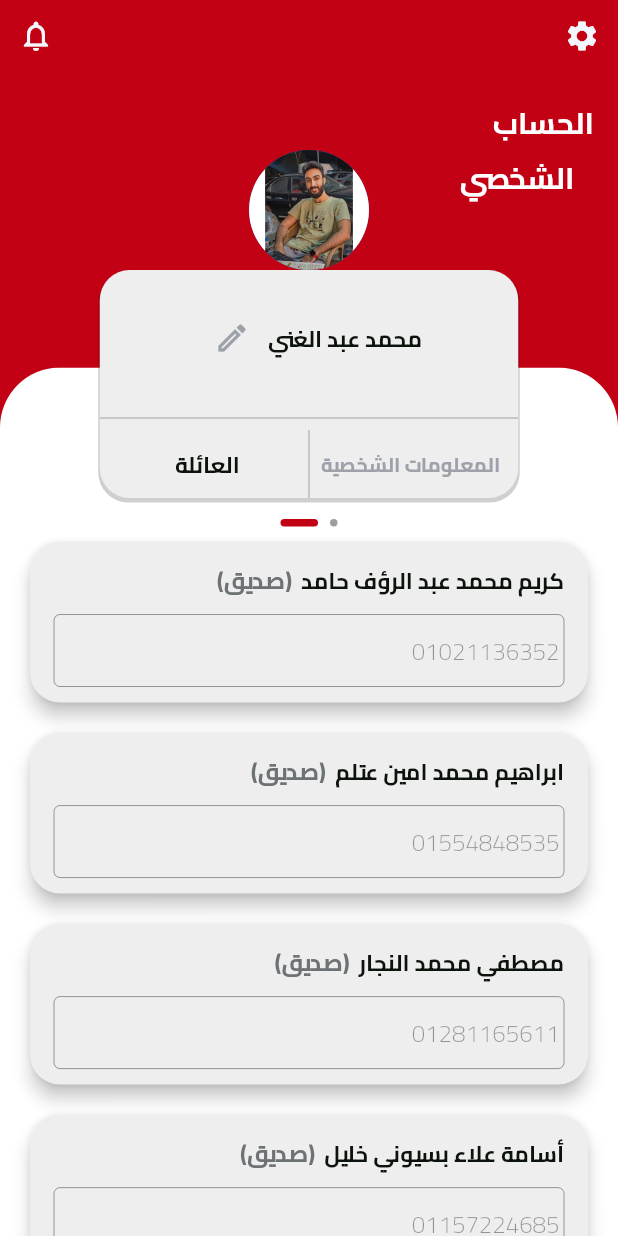
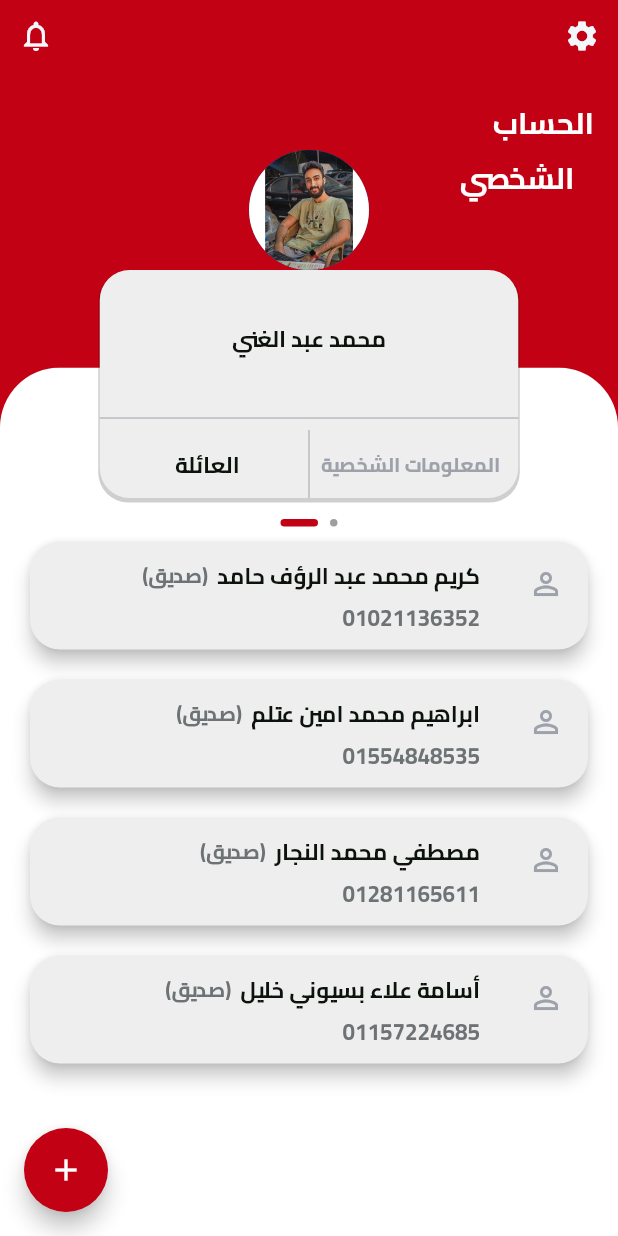
Before and after one commit to kareemhamed4/es3fny_user_app, a Flutter app: the ProfileScreen screen opened directly, swiped to page 2, on a phone screen of 412 x 824 dp. Run offline on Flutter 3.47's test engine with Material 2 defaults, Android fonts, the phone set to English and light mode, and no system bars; drawn by our look-alikes of smooth_page_indicator; our stand-ins replace dropdown_button2, fluentui_system_icons, flutter_bloc, flutter_markdown, flutter_svg, fluttertoast and 6 more; accounts and stored records are empty.

Commit message:
Profile by kareem new

```diff
--- a/lib/modules/profile/profile_screen.dart
+++ b/lib/modules/profile/profile_screen.dart
@@ -20,12 +20,12 @@ class PersonalModel {
 class FamilyModel {
   final String name;
   final String label;
-  final Widget widget;
+  final String phone;
 
   FamilyModel({
     required this.name,
     required this.label,
-    required this.widget,
+    required this.phone,
   });
 }
 
@@ -45,67 +45,27 @@ class ProfileScreen extends StatelessWidget {
     phoneController.text = "01157567842";
     emailController.text = "mohamed.abdelghany@gmail.com";
     ageController.text = "22";
-    TextEditingController familyNameController1 = TextEditingController();
-    TextEditingController familyPhoneController1 = TextEditingController();
-    TextEditingController familyNameController2 = TextEditingController();
-    TextEditingController familyPhoneController2 = TextEditingController();
-    TextEditingController familyNameController3 = TextEditingController();
-    TextEditingController familyPhoneController3 = TextEditingController();
-    TextEditingController familyNameController4 = TextEditingController();
-    TextEditingController familyPhoneController4 = TextEditingController();
-    familyNameController1.text = "كريم محمد عبد الرؤف حامد";
-    familyPhoneController1.text = "01021136352";
-    familyNameController2.text = "ابراهيم محمد امين عتلم";
-    familyPhoneController2.text = "01554848535";
-    familyNameController3.text = "مصطفي محمد النجار";
-    familyPhoneController3.text = "01281165611";
-    familyNameController4.text = "أسامة علاء بسيوني خليل";
-    familyPhoneController4.text = "01157224685";
 
     List<FamilyModel> family = [
       FamilyModel(
-        name: familyNameController1.text,
-        label: "صديق",
-        widget: TextFormField(
-          controller: familyPhoneController1,
-          decoration: InputDecoration(
-            enabled: context.read<ProfileCubit>().isEnabled,
-            contentPadding: EdgeInsets.zero,
-          ),
-        ),
+        name: "كريم محمد عبد الرؤف حامد",
+        label: "(صديق)",
+        phone: "01021136352",
       ),
       FamilyModel(
-        name: familyNameController2.text,
-        label: "صديق",
-        widget: TextFormField(
-          controller: familyPhoneController2,
-          decoration: InputDecoration(
-            enabled: context.read<ProfileCubit>().isEnabled,
-            contentPadding: EdgeInsets.zero,
-          ),
-        ),
+        name: "ابراهيم محمد امين عتلم",
+        label: "(صديق)",
+        phone: "01554848535",
       ),
       FamilyModel(
-        name: familyNameController3.text,
-        label: "صديق",
-        widget: TextFormField(
-          controller: familyPhoneController3,
-          decoration: InputDecoration(
-            enabled: context.read<ProfileCubit>().isEnabled,
-            contentPadding: EdgeInsets.zero,
-          ),
-        ),
+        name: "مصطفي محمد النجار",
+        label: "(صديق)",
+        phone: "01281165611",
       ),
       FamilyModel(
-        name: familyNameController4.text,
-        label: "صديق",
-        widget: TextFormField(
-          controller: familyPhoneController4,
-          decoration: InputDecoration(
-            enabled: context.read<ProfileCubit>().isEnabled,
-            contentPadding: EdgeInsets.zero,
-          ),
-        ),
+        name: "أسامة علاء بسيوني خليل",
+        label: "(صديق)",
+        phone: "01157224685",
       ),
     ];
     return BlocConsumer<ProfileCubit, ProfileStates>(
@@ -233,6 +193,7 @@ class ProfileScreen extends StatelessWidget {
                                             .textTheme
                                             .bodyText2,
                                       ),
+                                      if(cubit.currentPageIndex == 0)
                                         IconButton(
                                         onPressed: () {
                                           cubit.changeEditingState();
@@ -382,6 +343,9 @@ class ProfileScreen extends StatelessWidget {
                                         ),
                                       ),
                                     ),
+                                    const SizedBox(
+                                      height: 8,
+                                    ),
                                     buildPersonalInfoItem(
                                       context: context,
                                       size: size,
@@ -393,6 +357,9 @@ class ProfileScreen extends StatelessWidget {
                                           contentPadding: EdgeInsets.zero,
                                         ),
                                       ),
+                                    ),
+                                    const SizedBox(
+                                      height: 8,
                                     ),
                                     buildPersonalInfoItem(
                                       context: context,
@@ -406,6 +373,9 @@ class ProfileScreen extends StatelessWidget {
                                         ),
                                       ),
                                     ),
+                                    const SizedBox(
+                                      height: 8,
+                                    ),
                                     buildPersonalInfoItem(
                                       context: context,
                                       size: size,
@@ -418,6 +388,9 @@ class ProfileScreen extends StatelessWidget {
                                         ),
                                       ),
                                     ),
+                                    const SizedBox(
+                                      height: 8,
+                                    ),
                                     buildPersonalInfoItem(
                                       context: context,
                                       size: size,
@@ -429,6 +402,9 @@ class ProfileScreen extends StatelessWidget {
                                           contentPadding: EdgeInsets.zero,
                                         ),
                                       ),
+                                    ),
+                                    const SizedBox(
+                                      height: 8,
                                     ),
                                   ],
                                 ),
@@ -463,6 +439,16 @@ class ProfileScreen extends StatelessWidget {
               ],
             ),
           ),
+          floatingActionButton: cubit.currentPageIndex == 1
+              ? FloatingActionButton(
+                  onPressed: () {},
+                  backgroundColor: myFavColor,
+                  child: const Icon(
+                    Icons.add,
+                    color: Colors.white,
+                  ),
+                )
+              : const SizedBox(),
         );
       },
     );
@@ -525,8 +511,6 @@ Widget buildFamilyPageViewScreen({
         borderRadius: BorderRadius.circular(20),
         highlightColor: myFavColor.withOpacity(0.5),
         onTap: () {},
-        child: SizedBox(
-          height: size.height * 0.14,
         child: Card(
           clipBehavior: Clip.antiAliasWithSaveLayer,
           color: Theme.of(context).cardColor,
@@ -536,12 +520,8 @@ Widget buildFamilyPageViewScreen({
           elevation: 5,
           child: Padding(
             padding: const EdgeInsets.symmetric(horizontal: 16),
-              child: Column(
-                mainAxisAlignment: MainAxisAlignment.center,
-                children: [
-                  Align(
-                    alignment: AlignmentDirectional.centerStart,
-                    child: Row(
+            child: ListTile(
+              title: Row(
                 children: [
                   Text(
                     model.name,
@@ -551,21 +531,20 @@ Widget buildFamilyPageViewScreen({
                     width: 6,
                   ),
                   Text(
-                          "(${model.label})",
+                    model.label,
                     style: Theme.of(context)
                         .textTheme
                         .caption!
-                              .copyWith(fontSize: 16),
+                        .copyWith(fontSize: 14),
                   ),
                 ],
               ),
+              subtitle: Text(model.phone),
+              leading: Icon(
+                Icons.person_outline_sharp,
+                color: myFavColor11,
               ),
-                  const SizedBox(
-                    height: 8,
-                  ),
-                  model.widget,
-                ],
-              ),
+              contentPadding: EdgeInsets.zero,
             ),
           ),
         ),
```
Lines whose indentation alone changed are shown as unchanged.
